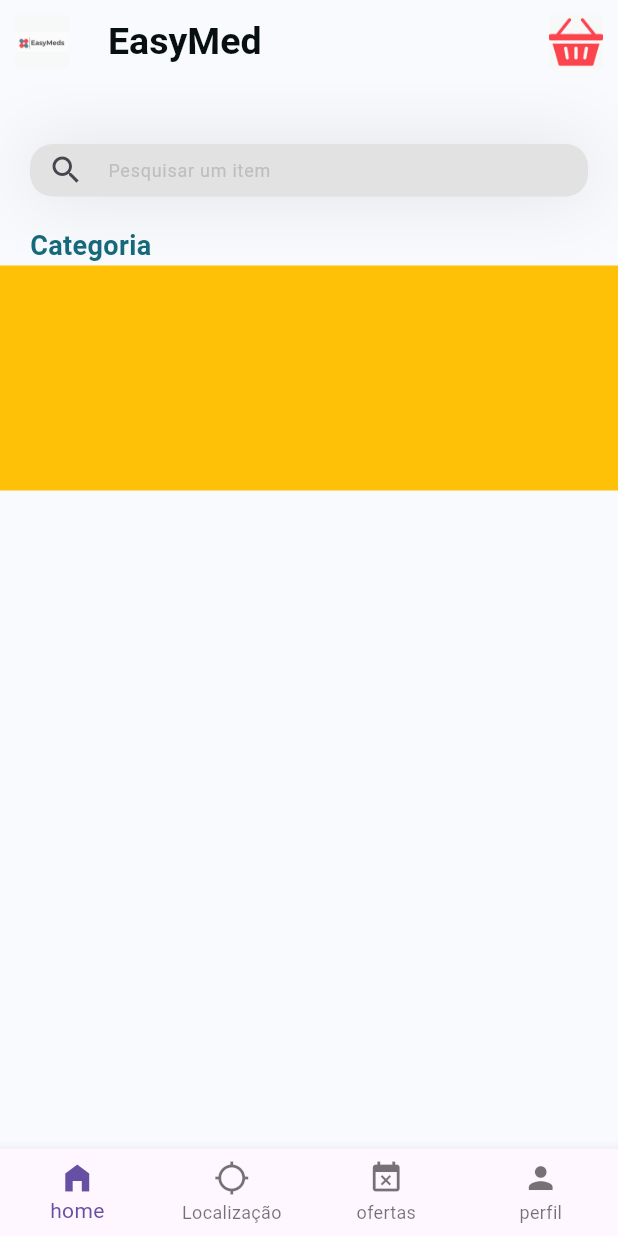
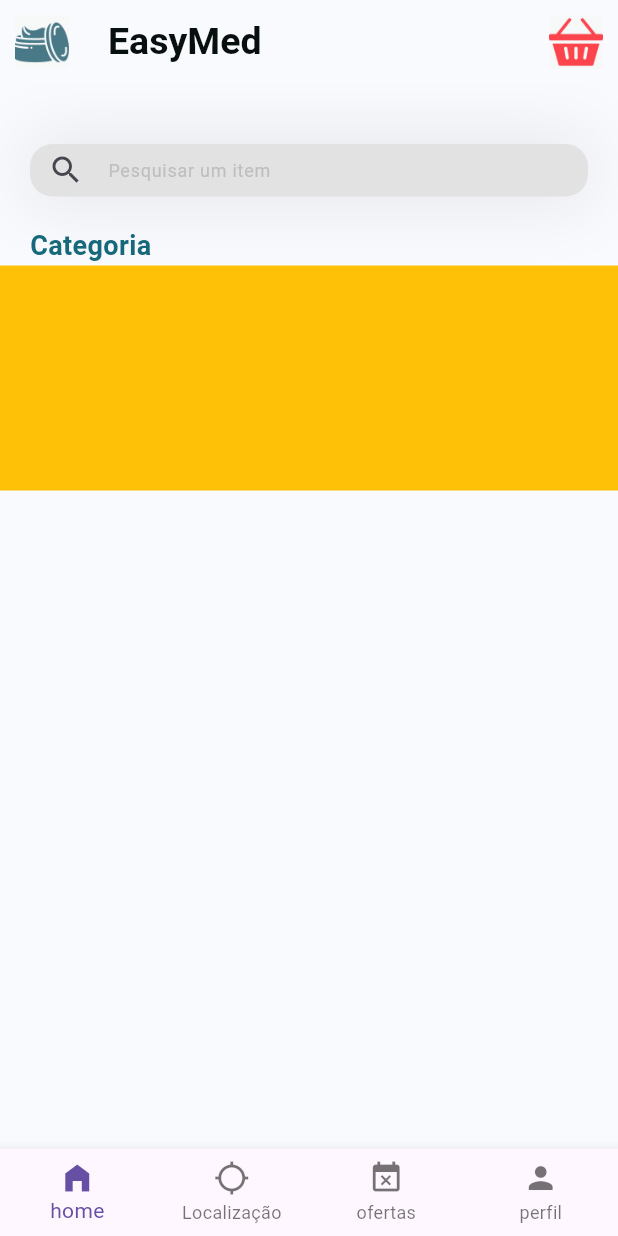
Before and after one commit to lluiscase/EasyMed, a Flutter app: the screen it shows after launch, on a phone screen of 412 x 824 dp. Run offline on Flutter 3.47's test engine with Material 3 defaults, Android fonts, the phone set to English and light mode, and no system bars.

Commit message:
arrumei o nome e verifiquei o codigo da home.dart

```diff
--- a/lib/main.dart
+++ b/lib/main.dart
@@ -1,5 +1,6 @@
 import 'package:flutter/material.dart';
 import 'package:flutterguys/pages/home.dart';
+
 
 void main() {
   runApp(const MyApp());
--- a/lib/pages/home.dart
+++ b/lib/pages/home.dart
@@ -25,7 +25,7 @@ class HomePage extends StatelessWidget {
             child: Container(
             margin: EdgeInsets.all(10),
             child: Image.asset(
-              'assets/icons/Logo EasyMeds.png'
+              'assets/icons/creme.png'
             ),
             decoration: BoxDecoration(
               color: Color(0xffF7f8f8 ),
```
Also changed, not shown: lib/pages/perfil.dart (renamed from lib/pages/Perfil.dart).
